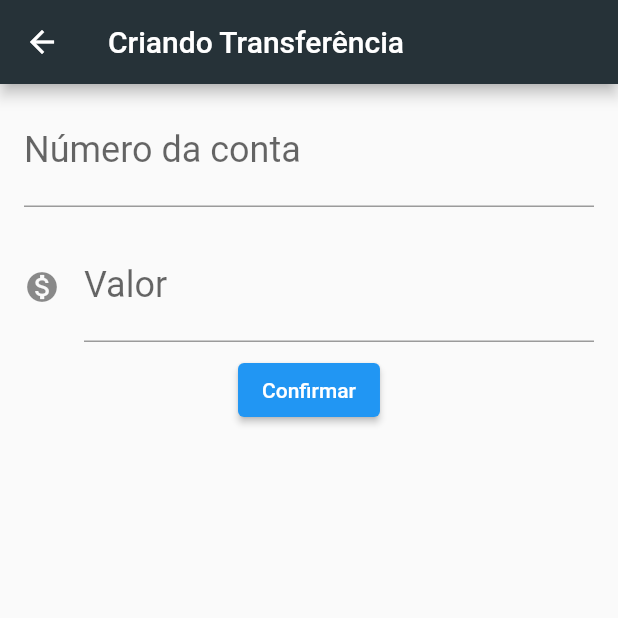
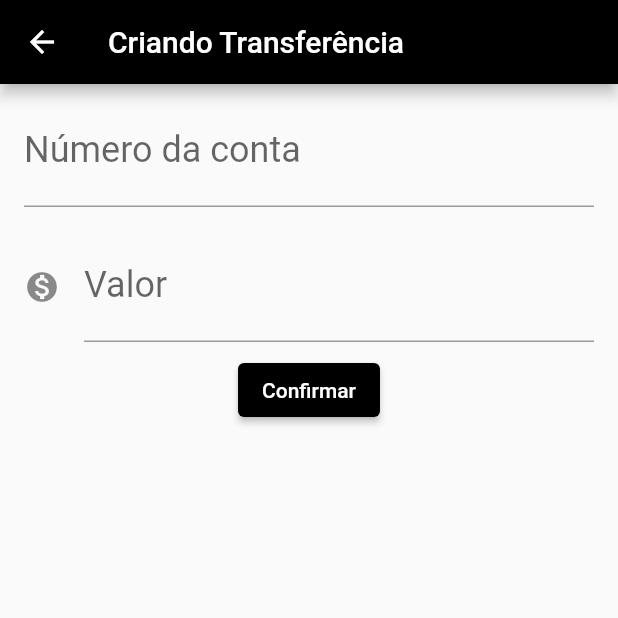
Before and after one commit to GuiGiesbrecht/MyFirstFlutterApp, a Flutter app: the screen it shows after launch, after a tap on the "add" icon, on a phone screen of 412 x 824 dp, the top half of it. Run offline on Flutter 3.47's test engine with Material 2 defaults, Android fonts, the phone set to English and light mode, and no system bars.

Commit message:
Change Theme from App

```diff
--- a/lib/main.dart
+++ b/lib/main.dart
@@ -8,6 +8,14 @@ class BytebankApp extends StatelessWidget {
   @override
   Widget build(BuildContext context) {
     return MaterialApp(
+      theme: ThemeData().copyWith(
+        colorScheme: ThemeData().colorScheme.copyWith(
+              primary: Colors.black,
+              onPrimary: Colors.white,
+              secondary: Color.fromARGB(255, 180, 180, 180),
+              onSecondary: Colors.black,
+            ),
+      ),
       home: ListaTransferencias(),
     );
   }
@@ -28,7 +36,6 @@ class _ListaTransferenciasState extends State<ListaTransferencias> {
     return Scaffold(
       appBar: AppBar(
         title: Text('Transferências'),
-        backgroundColor: Colors.blueGrey[900],
       ),
       body: ListView.builder(
         itemCount: widget._transferencias.length,
@@ -39,7 +46,6 @@ class _ListaTransferenciasState extends State<ListaTransferencias> {
       ),
       floatingActionButton: FloatingActionButton(
         child: Icon(Icons.add),
-        backgroundColor: Colors.blueGrey[900],
         onPressed: () {
           final Future<Transferencia?> future = Navigator.push(
             context,
@@ -111,7 +117,6 @@ class _FormularioTransferenciaState extends State<FormularioTransferencia> {
     return Scaffold(
       appBar: AppBar(
         title: Text('Criando Transferência'),
-        backgroundColor: Colors.blueGrey[900],
       ),
       body: SingleChildScrollView(
         child: Column(
```
Also changed, not shown: 1 other file.
